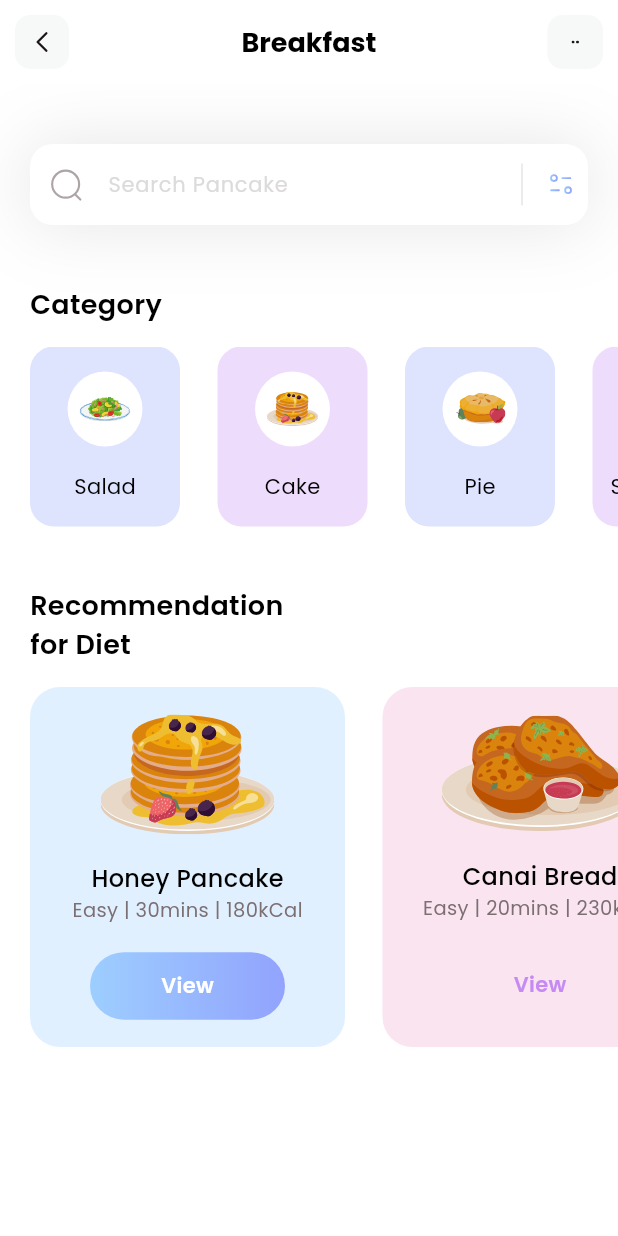
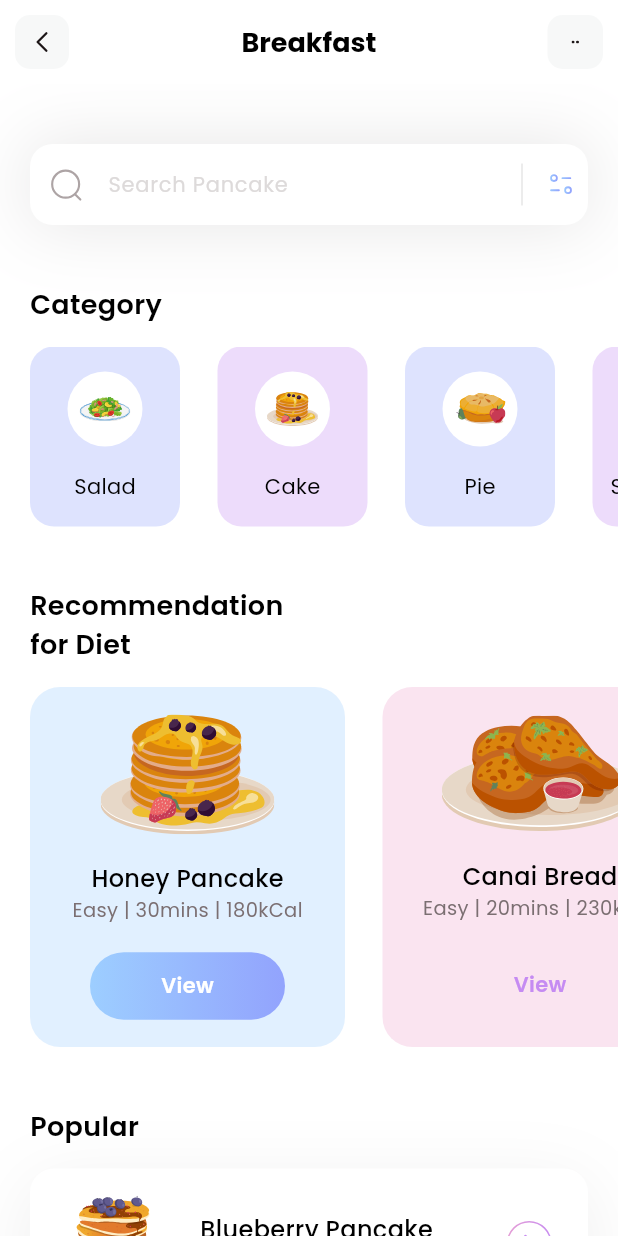
Before and after one commit to adwaithragh/fitness, a Flutter app: the screen it shows after launch, on a phone screen of 412 x 824 dp. Run offline on Flutter 3.47's test engine with Material 3 defaults, Android fonts, the phone set to English and light mode, and no system bars; our stand-ins replace flutter_svg.

Commit message:
Completed PopularSection

```diff
--- /dev/null
+++ b/lib/models/popular_model.dart
@@ -0,0 +1,45 @@
+class PopularDietsModel {
+  String name;
+  String iconPath;
+  String level;
+  String duration;
+  String calorie;
+  bool boxIsSelected;
+
+  PopularDietsModel({
+    required this.name,
+    required this.iconPath,
+    required this.level,
+    required this.duration,
+    required this.calorie,
+    required this.boxIsSelected
+  });
+
+  static List < PopularDietsModel > getPopularDiets() {
+    List < PopularDietsModel > popularDiets = [];
+
+    popularDiets.add(
+      PopularDietsModel(
+       name: 'Blueberry Pancake',
+       iconPath: 'assets/icons/blueberry-pancake.svg',
+       level: 'Medium',
+       duration: '30mins',
+       calorie: '230kCal',
+       boxIsSelected: true,
+      )
+    );
+
+    popularDiets.add(
+      PopularDietsModel(
+       name: 'Salmon Nigiri',
+       iconPath: 'assets/icons/salmon-nigiri.svg',
+       level: 'Easy',
+       duration: '20mins',
+       calorie: '120kCal',
+       boxIsSelected: false,
+      )
+    );
+
+    return popularDiets;
+  }
+}
--- a/lib/pages/home.dart
+++ b/lib/pages/home.dart
@@ -1,5 +1,6 @@
 import 'package:fitness/models/category_model.dart';
 import 'package:fitness/models/diet_model.dart';
+import 'package:fitness/models/popular_model.dart';
 import 'package:flutter/material.dart';
 import 'package:flutter_svg/flutter_svg.dart';
 
@@ -8,10 +9,12 @@ class HomePage extends StatelessWidget {
 
   List<CategoryModel> categories = [];
   List<DietModel> diets = [];
+  List<PopularDietsModel> popularDiets = [];
 
   void _getInitialInfo(){
     categories = CategoryModel.getCategories();
     diets = DietModel.getDiets();
+    popularDiets = PopularDietsModel.getPopularDiets();
   }
   @override
   Widget build(BuildContext context) {
@@ -19,14 +22,99 @@ class HomePage extends StatelessWidget {
     return Scaffold(
       appBar: appBar(),
       backgroundColor: Colors.white,
-      body: Column(
-        crossAxisAlignment: CrossAxisAlignment.start,
+      body: ListView(
         children:[
           _searchField(),
           SizedBox(height: 40,),
           _categoriesSection(),
           SizedBox(height: 40,),
-          _dietSection()
+          _dietSection(),
+          SizedBox(height: 40,),
+          Column(
+            crossAxisAlignment: CrossAxisAlignment.start,
+            children: [
+              Padding(
+                padding: EdgeInsets.only(left: 20),
+                child: Text(
+                  'Popular',
+                  style: TextStyle(
+                    color: Colors.black,
+                    fontSize: 18,
+                    fontWeight: FontWeight.w600
+                  ),
+                ),
+              ),
+              SizedBox(height: 15,),
+              ListView.separated(
+                itemCount: popularDiets.length,
+                shrinkWrap: true,
+                separatorBuilder: (context, index) => SizedBox(width: 25,),
+                padding: EdgeInsets.only(
+                  left: 20,
+                  right: 20
+                ),
+                itemBuilder: (context, index) {
+                  return Container(
+                    height: 100,
+                    child: Row(
+                      mainAxisAlignment: MainAxisAlignment.spaceEvenly,
+                      children: [
+                        SvgPicture.asset(
+                          popularDiets[index].iconPath,
+                          width: 65,
+                          height: 65,
+                          ),
+                        Column(
+                          mainAxisAlignment: MainAxisAlignment.center,
+                          crossAxisAlignment: CrossAxisAlignment.start,
+                          children: [
+                            Text(
+                              popularDiets[index].name,
+                              style: TextStyle(
+                                color: Colors.black,
+                                fontSize: 16,
+                                fontWeight: FontWeight.w500
+                              ),
+                            ),
+                            Text(
+                                popularDiets[index].level + ' | ' + popularDiets[index].duration + ' | ' + popularDiets[index].calorie,
+                                style: TextStyle(
+                                  fontWeight: FontWeight.w400,
+                                  color: Color(0xff7B6F72),
+                                  fontSize: 13
+                                ),
+                              ),
+                          ],
+                        ),
+                        GestureDetector(
+                          onTap: () {},
+                          child: SvgPicture.asset(
+                            'assets/icons/button.svg',
+                            width: 30,
+                            height: 30,
+                          ),
+                        )
+                      ],
+                    ),
+                    decoration: BoxDecoration(
+                      color: popularDiets[index].boxIsSelected ?
+                      Colors.white : Colors.transparent,
+                      borderRadius: BorderRadius.circular(16),
+                      boxShadow: popularDiets[index].boxIsSelected ? [
+                        BoxShadow(
+                          color: Color(0xff1D1617).withOpacity(0.07),
+                          offset: Offset(0, 10),
+                          blurRadius: 40,
+                          spreadRadius: 0
+                        )
+                      ] : []
+                    ),
+                  );
+                }
+              )
+            ],
+          ),
+          SizedBox(height: 40,),
         ],
       ),
     );
```
